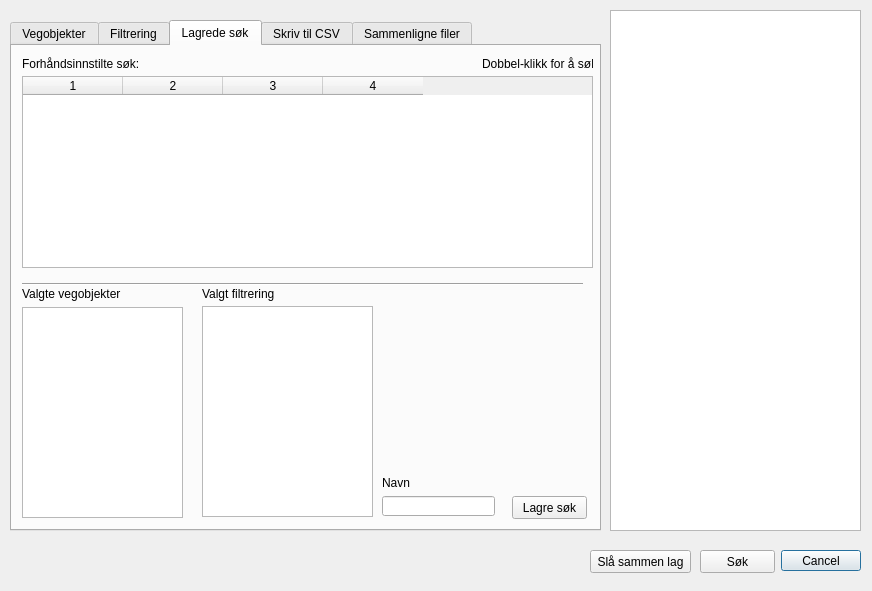
Old version of the form nvdb_qgis_plugin_dialog_base.ui in the repository vtfk/NVDB-qgis-plugin.
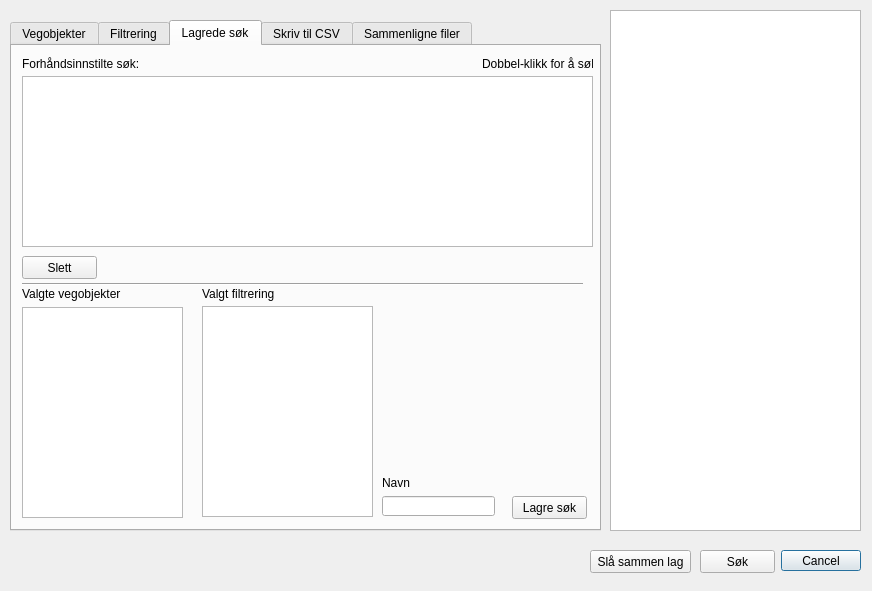
New version of the form. The open tabs and pages were chosen to show the change.

The edit to the form file:
```diff
--- a/nvdb_qgis_plugin_dialog_base.ui
+++ b/nvdb_qgis_plugin_dialog_base.ui
@@ -404,7 +404,7 @@
        <x>10</x>
        <y>30</y>
        <width>571</width>
-       <height>192</height>
+       <height>171</height>
       </rect>
      </property>
      <property name="editTriggers">
@@ -429,15 +429,11 @@
       <number>0</number>
      </property>
      <property name="columnCount">
-      <number>4</number>
+      <number>0</number>
      </property>
      <attribute name="horizontalHeaderShowSortIndicator" stdset="0">
       <bool>false</bool>
      </attribute>
-     <column/>
-     <column/>
-     <column/>
-     <column/>
     </widget>
     <widget class="QLabel" name="label_14">
      <property name="geometry">
@@ -504,6 +500,19 @@
       <string>Dobbel-klikk for å søke</string>
      </property>
     </widget>
+    <widget class="QPushButton" name="deleteButton">
+     <property name="geometry">
+      <rect>
+       <x>10</x>
+       <y>210</y>
+       <width>75</width>
+       <height>23</height>
+      </rect>
+     </property>
+     <property name="text">
+      <string>Slett</string>
+     </property>
+    </widget>
    </widget>
    <widget class="QWidget" name="CSV">
     <attribute name="title">
```
Left out of the diff: 2 changed lines with no effect on the pictures.
